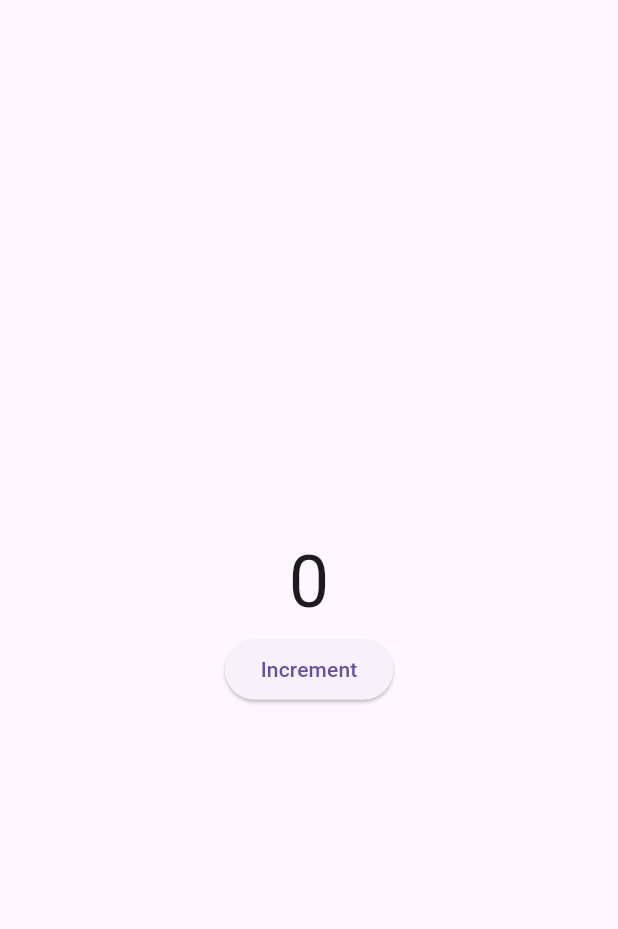
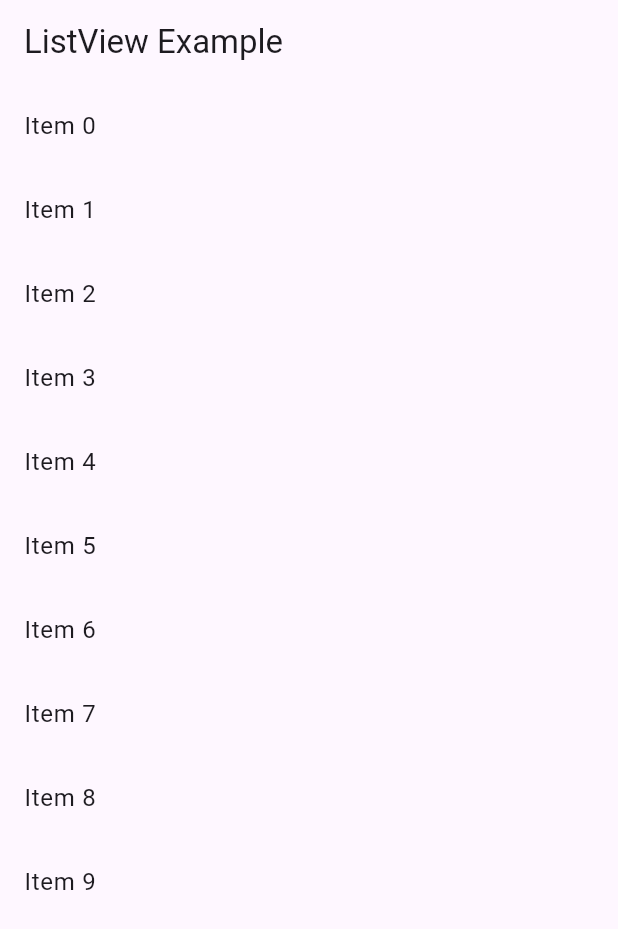
Before and after one commit to Jathu23/First-Flutter-Project, a Flutter app: the screen it shows after launch, on a phone screen of 412 x 824 dp. Shown: the top 929 px of the screen. Run offline on Flutter 3.47's test engine with Material 3 defaults, Android fonts, the phone set to English and light mode, and no system bars.

Commit message:
ListView builder

```diff
--- a/lib/main.dart
+++ b/lib/main.dart
@@ -15,16 +15,16 @@ class _CounterState extends State<Counter> {
   @override
   Widget build(BuildContext context) {
     return Scaffold(
+      appBar: AppBar(title: Text('ListView Example')),
       body: Center(
-        child: Column(
-          mainAxisAlignment: MainAxisAlignment.center,
-          children: [
-            Text('$_counter', style: TextStyle(fontSize: 48)),
-            ElevatedButton(
-              onPressed: () => setState(() => _counter++),
-              child: Text('Increment'),
-            ),
-          ],
+        child: ListView.builder(
+          itemCount: 10,
+          itemBuilder: (context, index) {
+
+            return ListTile(
+              title: Text("Item $index"),
+            );
+          },
         ),
       ),
     );
```
